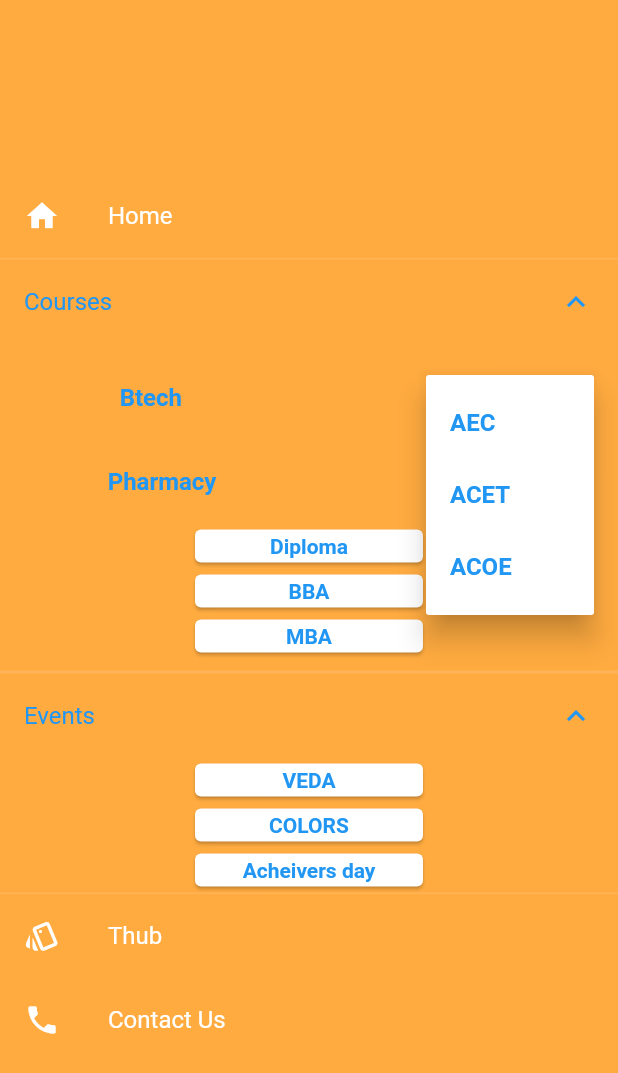
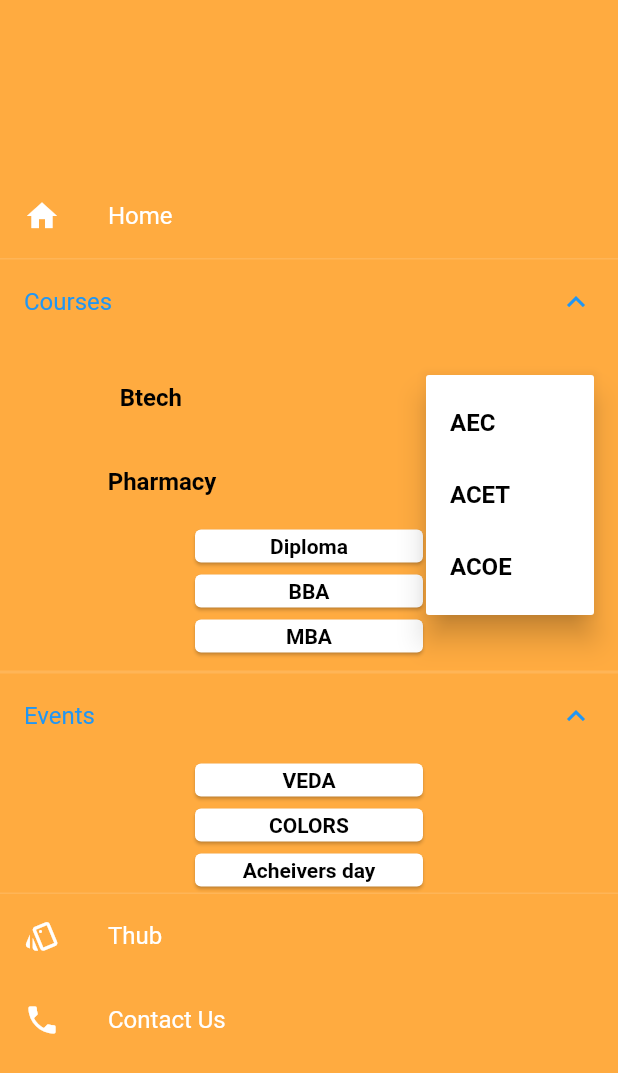
Before and after one commit to 21P31A04N8/Aditya_App, a Flutter app: the MenuScreen screen opened directly with empty values, after a tap on "Events", after a tap on "Courses", after a tap on the "keyboard arrow right" icon, on a phone screen of 412 x 824 dp. Shown: the top 1073 px of the screen. Run offline on Flutter 3.47's test engine with Material 2 defaults, Android fonts, the phone set to English and light mode, and no system bars; our stand-ins replace carousel_slider, flutter_zoom_drawer, liquid_swipe, sizer; missing offline and left inert: slide_action.

```diff
--- a/lib/Home.dart
+++ b/lib/Home.dart
@@ -2,8 +2,10 @@ import 'package:flutter/material.dart';
 import 'package:flutter_zoom_drawer/flutter_zoom_drawer.dart';
 import 'package:myapplication/Courses/Btech/ACOE/Acoe_home.dart';
 import 'package:myapplication/Courses/Btech/Btech.dart';
+import 'package:myapplication/T-Hub/Thub.dart';
 
 import 'Courses/Btech/ACET/Acet_home.dart';
+
 class Screen extends StatefulWidget {
   const Screen({super.key});
 
@@ -12,20 +14,20 @@ class Screen extends StatefulWidget {
 }
 
 class _ScreenState extends State<Screen> {
-  Widget page=MainScreen();
+  Widget page = MainScreen();
   @override
   Widget build(BuildContext context) {
     return ZoomDrawer(
-      menuScreen: Builder(
-          builder: (context) {
-            return MenuScreen(onpagechange:(a){
+      menuScreen: Builder(builder: (context) {
+        return MenuScreen(
+          onpagechange: (a) {
             setState(() {
-                page=a;
+              page = a;
             });
             ZoomDrawer.of(context)!.close();
-            },);
-          }
-      ),
+          },
+        );
+      }),
       mainScreen: page,
       borderRadius: 24.0,
       closeCurve: Curves.decelerate,
@@ -45,19 +47,21 @@ class MainScreen extends StatefulWidget {
 
 class _MainScreenState extends State<MainScreen> {
   @override
-
   Widget build(BuildContext context) {
     return Scaffold(
       appBar: AppBar(
         title: Center(child: Text("Home")),
-        leading: IconButton(icon:
-        Icon(Icons.menu),onPressed: ()=>ZoomDrawer.of(context)!.toggle(),),
+        leading: IconButton(
+          icon: Icon(Icons.menu),
+          onPressed: () => ZoomDrawer.of(context)!.toggle(),
+        ),
       ),
     );
   }
 }
+
 class MenuScreen extends StatefulWidget {
-  MenuScreen({super.key,required this.onpagechange});
+  MenuScreen({super.key, required this.onpagechange});
   final Function(Widget) onpagechange;
 
   @override
@@ -65,17 +69,15 @@ class MenuScreen extends StatefulWidget {
 }
 
 class _MenuScreenState extends State<MenuScreen> {
+  ExpansionTileController _expansionTileController = ExpansionTileController();
   // List<listItems> draweritems=[
   @override
-
   Widget build(BuildContext context) {
     return Scaffold(
         backgroundColor: Colors.orangeAccent,
         body: Theme(
           data: ThemeData.dark(),
-          child: Column(
-              mainAxisAlignment: MainAxisAlignment.center,
-              children:
+          child: Column(mainAxisAlignment: MainAxisAlignment.center, children:
               // draweritems.map((e) => ListTile(
               //   title: e.title,
               //   leading: e.icon,
@@ -87,59 +89,125 @@ class _MenuScreenState extends State<MenuScreen> {
             ListTile(
               title: Text('Home'),
               leading: Icon(Icons.home),
-                  onTap: (){
+              onTap: () {
                 widget.onpagechange(MainScreen());
               },
             ),
             ExpansionTile(
+              controller: _expansionTileController,
               title: Text('Courses'),
               childrenPadding: EdgeInsets.symmetric(vertical: 8),
               children: [
                 ListTile(
-                      title: Text('                Btech',style: TextStyle(color: Colors.blue,fontWeight: FontWeight.bold),),onTap: (){},
+                  title: Text(
+                    '                Btech',
+                    style: TextStyle(
+                        color: Colors.black, fontWeight: FontWeight.bold),
+                  ),
+                  onTap: () {},
                   trailing: Row(
                     mainAxisSize: MainAxisSize.min,
                     children: [
-                          PopupMenuButton(color: Colors.white,itemBuilder: (context){
+                      PopupMenuButton(
+                        color: Colors.white,
+                        itemBuilder: (context) {
                           return [
-                              PopupMenuItem(child: InkWell(onTap: (){
-                                Navigator.push(context, MaterialPageRoute(builder: (context)=>Acet_home()));
+                            PopupMenuItem(
+                              child: InkWell(
+                                onTap: () {
+                                  Navigator.push(
+                                      context,
+                                      MaterialPageRoute(
+                                          builder: (context) => Acet_home()));
                                 },
-                                child: Container(width: double.infinity,
-                                    child: Text('AEC',style: TextStyle(color: Colors.blue,fontWeight: FontWeight.bold),)),
+                                child: Container(
+                                    width: double.infinity,
+                                    child: Text(
+                                      'AEC',
+                                      style: TextStyle(
+                                          color: Colors.black,
+                                          fontWeight: FontWeight.bold),
+                                    )),
                               ),
-
                             ),
-                              PopupMenuItem(child: Text('ACET',style: TextStyle(color: Colors.blue,fontWeight: FontWeight.bold),),
-                                onTap: (){
-                                  Navigator.push(context,MaterialPageRoute(builder: (context)=>Acet_home()));
-                                },),
-                              PopupMenuItem(child: InkWell(onTap: (){
-                                Navigator.push(context, MaterialPageRoute(builder: (context)=>Acoe_home()));
+                            PopupMenuItem(
+                              child: Text(
+                                'ACET',
+                                style: TextStyle(
+                                    color: Colors.black,
+                                    fontWeight: FontWeight.bold),
+                              ),
+                              onTap: () {
+                                Navigator.push(
+                                    context,
+                                    MaterialPageRoute(
+                                        builder: (context) => Acet_home()));
                               },
-                                child: Container(width:double.infinity,
-                                    child: Text('ACOE',style: TextStyle(color: Colors.blue,fontWeight: FontWeight.bold),)),
+                            ),
+                            PopupMenuItem(
+                                child: InkWell(
+                              onTap: () {
+                                Navigator.push(
+                                    context,
+                                    MaterialPageRoute(
+                                        builder: (context) => Acoe_home()));
+                              },
+                              child: Container(
+                                  width: double.infinity,
+                                  child: Text(
+                                    'ACOE',
+                                    style: TextStyle(
+                                        color: Colors.black,
+                                        fontWeight: FontWeight.bold),
+                                  )),
                             ))
                           ];
                         },
-                            child: Icon(Icons.keyboard_arrow_right,color: Colors.white,size: 30,),
+                        child: Icon(
+                          Icons.keyboard_arrow_right,
+                          color: Colors.white,
+                          size: 30,
+                        ),
                       )
                     ],
                   ),
                 ),
-
                 ListTile(
-                      title: Text('              Pharmacy',style: TextStyle(color: Colors.blue,fontWeight: FontWeight.bold),),onTap: (){},
+                  title: Text(
+                    '              Pharmacy',
+                    style: TextStyle(
+                        color: Colors.black, fontWeight: FontWeight.bold),
+                  ),
+                  onTap: () {},
                   trailing: Row(
                     mainAxisSize: MainAxisSize.min,
                     children: [
-                          PopupMenuButton(color: Colors.white,itemBuilder: (context){
+                      PopupMenuButton(
+                        color: Colors.white,
+                        itemBuilder: (context) {
                           return [
-                              PopupMenuItem(child: Text('APC',style: TextStyle(color: Colors.blue,fontWeight: FontWeight.bold),),),
-                              PopupMenuItem(child: Text('ACP',style: TextStyle(color: Colors.blue,fontWeight: FontWeight.bold),)),
+                            PopupMenuItem(
+                              child: Text(
+                                'APC',
+                                style: TextStyle(
+                                    color: Colors.black,
+                                    fontWeight: FontWeight.bold),
+                              ),
+                            ),
+                            PopupMenuItem(
+                                child: Text(
+                              'ACP',
+                              style: TextStyle(
+                                  color: Colors.black,
+                                  fontWeight: FontWeight.bold),
+                            )),
                           ];
                         },
-                            child: Icon(Icons.keyboard_arrow_right,color: Colors.white,size: 30,),
+                        child: Icon(
+                          Icons.keyboard_arrow_right,
+                          color: Colors.white,
+                          size: 30,
+                        ),
                       )
                     ],
                   ),
@@ -147,47 +215,84 @@ class _MenuScreenState extends State<MenuScreen> {
                 SizedBox(
                   height: 30,
                   width: 160,
-                      child: Card(color: Colors.white,
-                        child: Center(child: Text("Diploma",style: TextStyle(color: Colors.blue,fontWeight: FontWeight.bold),)),
+                  child: Card(
+                    color: Colors.white,
+                    child: Center(
+                        child: Text(
+                      "Diploma",
+                      style: TextStyle(
+                          color: Colors.black, fontWeight: FontWeight.bold),
+                    )),
                   ),
                 ),
                 SizedBox(
                   height: 30,
                   width: 160,
-                      child: Card(color: Colors.white,
-                        child: Center(child: Text("BBA",style: TextStyle(color: Colors.blue,fontWeight: FontWeight.bold),)),
+                  child: Card(
+                    color: Colors.white,
+                    child: Center(
+                        child: Text(
+                      "BBA",
+                      style: TextStyle(
+                          color: Colors.black, fontWeight: FontWeight.bold),
+                    )),
                   ),
                 ),
                 SizedBox(
                   height: 30,
                   width: 160,
-                      child: Card(color: Colors.white,
-                        child: Center(child: Text("MBA",style: TextStyle(color: Colors.blue,fontWeight: FontWeight.bold),)),
+                  child: Card(
+                    color: Colors.white,
+                    child: Center(
+                        child: Text(
+                      "MBA",
+                      style: TextStyle(
+                          color: Colors.black, fontWeight: FontWeight.bold),
+                    )),
                   ),
                 ),
               ],
             ),
-                ExpansionTile(title: Text("Events"),
+            ExpansionTile(
+              title: Text("Events"),
               children: [
                 SizedBox(
                   height: 30,
                   width: 160,
-                      child: Card(color: Colors.white,
-                        child: Center(child: Text("VEDA",style: TextStyle(color: Colors.blue,fontWeight: FontWeight.bold),)),
+                  child: Card(
+                    color: Colors.white,
+                    child: Center(
+                        child: Text(
+                      "VEDA",
+                      style: TextStyle(
+                          color: Colors.black, fontWeight: FontWeight.bold),
+                    )),
                   ),
                 ),
                 SizedBox(
                   height: 30,
                   width: 160,
-                      child: Card(color: Colors.white,
-                        child: Center(child: Text("COLORS",style: TextStyle(color: Colors.blue,fontWeight: FontWeight.bold),)),
+                  child: Card(
+                    color: Colors.white,
+                    child: Center(
+                        child: Text(
+                      "COLORS",
+                      style: TextStyle(
+                          color: Colors.black, fontWeight: FontWeight.bold),
+                    )),
                   ),
                 ),
                 SizedBox(
                   height: 30,
                   width: 160,
-                      child: Card(color: Colors.white,
-                        child: Center(child: Text("Acheivers day",style: TextStyle(color: Colors.blue,fontWeight: FontWeight.bold),)),
+                  child: Card(
+                    color: Colors.white,
+                    child: Center(
+                        child: Text(
+                      "Acheivers day",
+                      style: TextStyle(
+                          color: Colors.black, fontWeight: FontWeight.bold),
+                    )),
                   ),
                 ),
               ],
@@ -195,49 +300,24 @@ class _MenuScreenState extends State<MenuScreen> {
             ListTile(
               title: Text('Thub'),
               leading: Icon(Icons.style_outlined),
-                  onTap: (){
-                    widget.onpagechange(Thub());
+              onTap: () {
+                Navigator.push(
+                    context, MaterialPageRoute(builder: (context) => Thub()));
               },
             ),
             ListTile(
               title: Text('Contact Us'),
               leading: Icon(Icons.phone),
-                  onTap: (){
-                  },
+              onTap: () {},
             )
-              ]
-          ),
-        )
-    );
+          ]),
+        ));
   }
 }
-
-
-class Thub extends StatefulWidget {
-  const Thub({super.key});
-
-  @override
-  State<Thub> createState() => _ThubState();
-}
-
-class _ThubState extends State<Thub> {
-  @override
-  Widget build(BuildContext context) {
-    return Scaffold(
-      appBar: AppBar(
-        title: Center(child: Text("Thub")),
-        leading: IconButton(icon: Icon(Icons.menu),onPressed: (){
-          ZoomDrawer.of(context)!.toggle();
-        },),
-      ),
-    );
-  }
-}
-
 
 class listItems {
   final Icon icon;
   final Text title;
   final Widget page;
-  listItems(this.icon,this.title, this.page);
+  listItems(this.icon, this.title, this.page);
 }
```
Also changed, not shown: lib/T-Hub/Certifications.dart (+12 -1 lines), lib/T-Hub/Team.dart (+11 -1 lines), lib/T-Hub/Thub.dart (+117 -75 lines), lib/T-Hub/Thub_Events.dart (+12 -1 lines), lib/T-Hub/Thub_Home.dart (deleted, +0 -15 lines), lib/main.dart (+7 -8 lines). Lines whose indentation alone changed are shown as unchanged.
